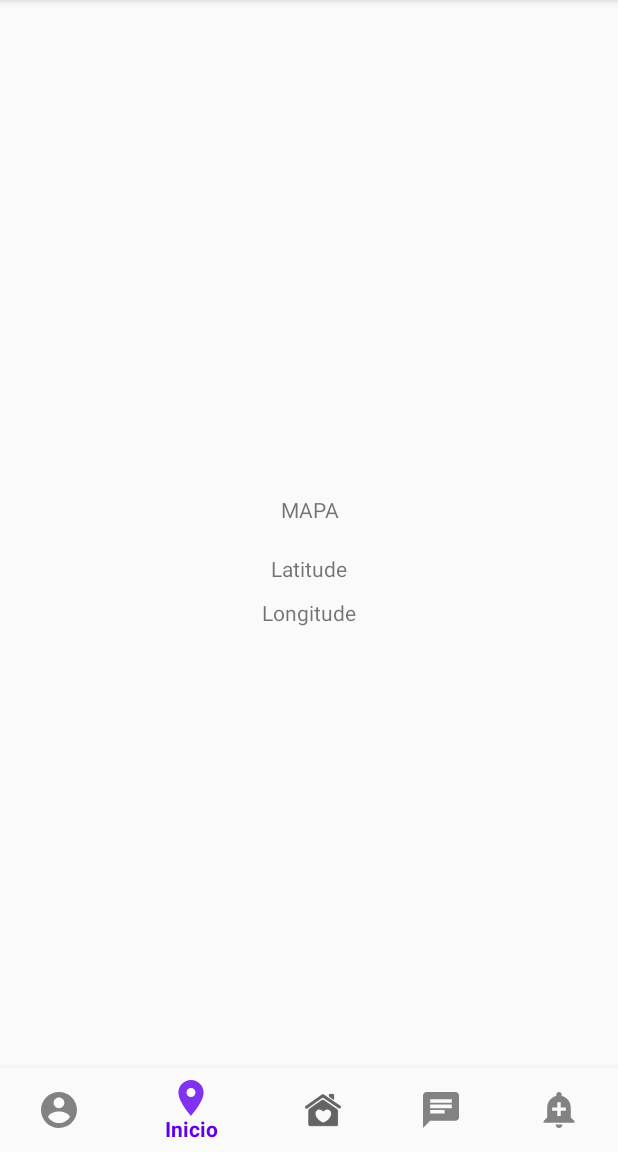
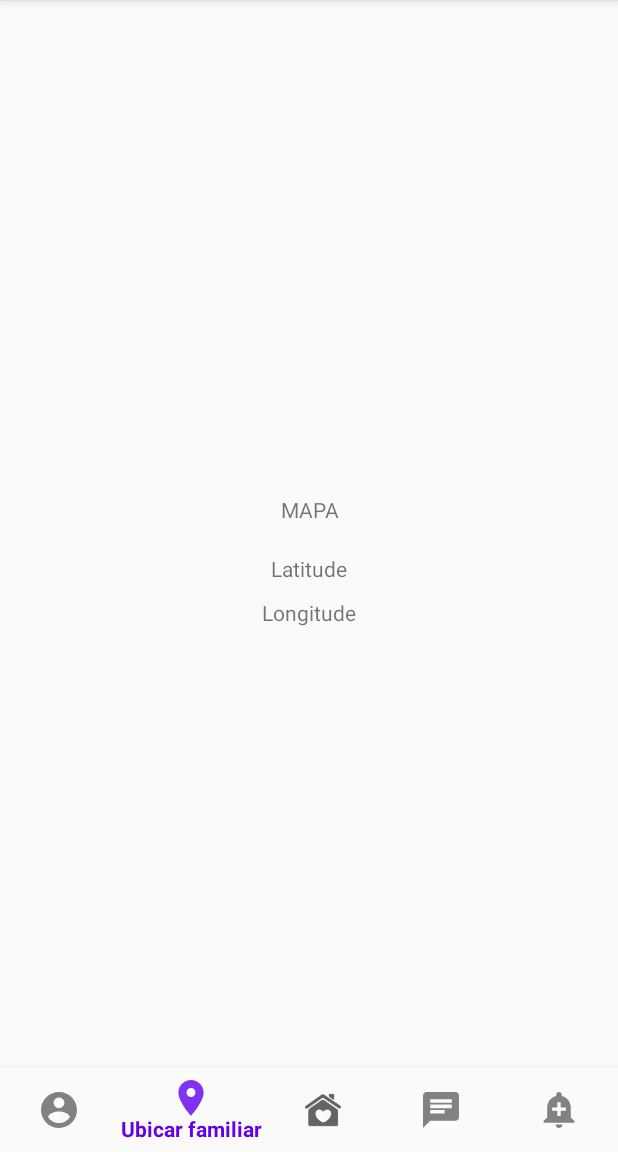
Before and after one commit to johanespino9/familyconnect-app, an Android app: the screen it shows after launch once a user with an empty profile is signed in (HomeActivity), item 2 of the bottom bar chosen, on a phone screen of 412 x 824 dp, the part 84-1236 px from its top. Run offline under Robolectric (Android 15) with nearby library versions, the light colour scheme and no system bars; our stand-ins replace Firebase (no records; nobody signed in at launch, a user with empty details on screens opened directly); 1 statement that could not run was skipped.

Commit message:
[MOD]varios archivos

```diff
--- a/app/src/main/java/com/johanespino/familyconnect/AddUserGroup.java
+++ b/app/src/main/java/com/johanespino/familyconnect/Activities/AddUserGroup.java
@@ -1,4 +1,4 @@
-package com.johanespino.familyconnect;
+package com.johanespino.familyconnect.Activities;
 
 import androidx.annotation.NonNull;
 import androidx.appcompat.app.AppCompatActivity;
@@ -7,7 +7,6 @@ import android.content.Intent;
 import android.content.SharedPreferences;
 import android.os.Bundle;
 import android.view.View;
-import android.widget.Button;
 import android.widget.EditText;
 import android.widget.ImageButton;
 import android.widget.Toast;
@@ -20,6 +19,7 @@ import com.google.firebase.auth.AuthResult;
 import com.google.firebase.auth.FirebaseAuth;
 import com.google.firebase.auth.FirebaseUser;
 import com.google.firebase.firestore.FirebaseFirestore;
+import com.johanespino.familyconnect.R;
 
 import java.util.HashMap;
 import java.util.Map;
--- a/app/src/main/java/com/johanespino/familyconnect/GroupAddActivity.java
+++ b/app/src/main/java/com/johanespino/familyconnect/Activities/GroupAddActivity.java
@@ -1,14 +1,12 @@
-package com.johanespino.familyconnect;
+package com.johanespino.familyconnect.Activities;
 
 import androidx.annotation.NonNull;
 import androidx.appcompat.app.AppCompatActivity;
 
 import android.content.Intent;
-import android.content.SharedPreferences;
 import android.os.Bundle;
 import android.view.View;
 import android.widget.EditText;
-import android.widget.TextView;
 import android.widget.Toast;
 
 import com.google.android.gms.tasks.OnCompleteListener;
@@ -17,6 +15,7 @@ import com.google.android.gms.tasks.Task;
 import com.google.android.material.floatingactionbutton.FloatingActionButton;
 import com.google.firebase.auth.FirebaseAuth;
 import com.google.firebase.firestore.FirebaseFirestore;
+import com.johanespino.familyconnect.R;
 
 import java.util.HashMap;
 
--- a/app/src/main/java/com/johanespino/familyconnect/MainActivity.kt
+++ b/app/src/main/java/com/johanespino/familyconnect/Activities/MainActivity.kt
@@ -1,8 +1,7 @@
-package com.johanespino.familyconnect
+package com.johanespino.familyconnect.Activities
 
 import android.content.Intent
 import android.os.Bundle
-import android.provider.AlarmClock.EXTRA_MESSAGE
 import android.util.Log
 import android.view.View
 import android.widget.Button
@@ -12,7 +11,8 @@ import androidx.appcompat.app.AppCompatActivity
 import com.google.firebase.auth.FirebaseAuth
 import com.google.firebase.auth.ktx.auth
 import com.google.firebase.ktx.Firebase
-import kotlinx.android.synthetic.main.activity_main.*
+import com.johanespino.familyconnect.R
+import com.johanespino.familyconnect.UserRegisterActivity
 
 
 class MainActivity : AppCompatActivity() {
--- a/app/src/main/java/com/johanespino/familyconnect/TypeAccount.kt
+++ b/app/src/main/java/com/johanespino/familyconnect/Activities/TypeAccount.kt
@@ -1,4 +1,4 @@
-package com.johanespino.familyconnect
+package com.johanespino.familyconnect.Activities
 
 import android.content.Intent
 import android.os.Bundle
@@ -6,6 +6,7 @@ import android.view.View
 import android.widget.Button
 import android.widget.TextView
 import androidx.appcompat.app.AppCompatActivity
+import com.johanespino.familyconnect.R
 
 class TypeAccount : AppCompatActivity() {
     lateinit var btnfree: Button
--- a/app/src/main/java/com/johanespino/familyconnect/PerfilUsuario.java
+++ b/app/src/main/java/com/johanespino/familyconnect/Fragments/PerfilUsuario.java
@@ -1,4 +1,4 @@
-package com.johanespino.familyconnect;
+package com.johanespino.familyconnect.Fragments;
 
 import android.os.Bundle;
 
@@ -7,6 +7,8 @@ import androidx.fragment.app.Fragment;
 import android.view.LayoutInflater;
 import android.view.View;
 import android.view.ViewGroup;
+
+import com.johanespino.familyconnect.R;
 
 public class PerfilUsuario extends Fragment {
 
--- a/app/src/main/java/com/johanespino/familyconnect/SplashTheme.java
+++ b/app/src/main/java/com/johanespino/familyconnect/SplashTheme.java
@@ -4,6 +4,8 @@ import android.content.Intent;
 import android.os.Bundle;
 
 import androidx.appcompat.app.AppCompatActivity;
+
+import com.johanespino.familyconnect.Activities.HomeActivity;
 
 public class SplashTheme extends AppCompatActivity {
     @Override
--- a/app/src/main/java/com/johanespino/familyconnect/UserRegisterActivity.kt
+++ b/app/src/main/java/com/johanespino/familyconnect/UserRegisterActivity.kt
@@ -12,7 +12,7 @@ import com.google.firebase.auth.FirebaseAuth
 import com.google.firebase.auth.ktx.auth
 import com.google.firebase.firestore.FirebaseFirestore
 import com.google.firebase.ktx.Firebase
-import kotlinx.android.synthetic.main.activity_user_register.*
+import com.johanespino.familyconnect.Activities.TypeAccount
 
 
 class UserRegisterActivity : AppCompatActivity() {
--- a/app/src/main/res/layout/activity_add_user_group.xml
+++ b/app/src/main/res/layout/activity_add_user_group.xml
@@ -6,7 +6,7 @@
     android:layout_height="match_parent"
     android:background="#FFF"
     android:padding="10dp"
-    tools:context=".AddUserGroup">
+    tools:context=".Activities.AddUserGroup">
 
     <LinearLayout
         android:layout_width="match_parent"
--- a/app/src/main/res/layout/activity_group_add.xml
+++ b/app/src/main/res/layout/activity_group_add.xml
@@ -7,7 +7,7 @@
     android:layout_gravity="center_horizontal"
     android:background="#FFF"
     android:padding="30dp"
-    tools:context=".GroupAddActivity">
+    tools:context=".Activities.GroupAddActivity">
 
     <TextView
         android:id="@+id/info"
--- a/app/src/main/res/layout/activity_main.xml
+++ b/app/src/main/res/layout/activity_main.xml
@@ -4,7 +4,7 @@
     xmlns:tools="http://schemas.android.com/tools"
     android:layout_width="match_parent"
     android:layout_height="match_parent"
-    tools:context="com.johanespino.familyconnect.MainActivity">
+    tools:context="com.johanespino.familyconnect.Activities.MainActivity">
 
     <LinearLayout
         android:id="@+id/login"
--- a/app/src/main/res/layout/activity_type_account.xml
+++ b/app/src/main/res/layout/activity_type_account.xml
@@ -6,7 +6,7 @@
     android:layout_width="match_parent"
     android:layout_height="match_parent"
     android:background="#FFFFFF"
-    tools:context=".TypeAccount">
+    tools:context=".Activities.TypeAccount">
 
     <TextView
         android:id="@+id/textView6"
--- a/app/src/main/res/layout/fragment_map.xml
+++ b/app/src/main/res/layout/fragment_map.xml
@@ -4,7 +4,7 @@
     xmlns:app="http://schemas.android.com/apk/res-auto"
     android:layout_width="match_parent"
     android:layout_height="match_parent"
-    tools:context=".MapFragment"
+    tools:context=".Fragments.MapFragment"
     android:layout_gravity="center"
     android:layout_centerVertical="true"
     android:layout_centerHorizontal="true">
--- a/app/src/main/res/layout/fragment_perfil_usuario.xml
+++ b/app/src/main/res/layout/fragment_perfil_usuario.xml
@@ -5,7 +5,7 @@
     android:layout_width="match_parent"
     android:layout_height="match_parent"
     android:background="#F1EBEB"
-    tools:context=".PerfilUsuario">
+    tools:context=".Fragments.PerfilUsuario">
 
 
     <ScrollView
@@ -251,6 +251,7 @@
                             android:orientation="vertical">
 
                             <ImageView
+
                                 android:layout_width="80dp"
                                 android:layout_height="80dp"
                                 android:layout_gravity="center_horizontal"
--- a/app/src/main/res/menu/menu_nav.xml
+++ b/app/src/main/res/menu/menu_nav.xml
@@ -3,24 +3,24 @@
     <item
         android:id="@+id/nav_profile"
         android:icon="@drawable/ic_profile"
-        android:title="Perfil"></item>
+        android:title="Perfil" />
     <item
-        android:id="@+id/nav_home"
+        android:id="@+id/nav_locate"
         android:icon="@drawable/ic_map"
-        android:title="Inicio"></item>
+        android:title="Ubicar familiar" />
     <item
         android:id="@+id/nav_mapa"
         android:icon="@drawable/birdhouse"
-        android:title="Mapa"></item>
+        android:title="Mapa" />
 
     <item
         android:id="@+id/nav_chat"
         android:icon="@drawable/ic_chat"
-        android:title="Chat"></item>
+        android:title="Chat" />
 
     <item
-        android:id="@+id/nav_users"
+        android:id="@+id/nav_alerts"
         android:icon="@drawable/alert"
-        android:title="Usuarios"></item>
+        android:title="Alertas" />
 
 </menu>
```
Also changed, not shown: app/src/main/AndroidManifest.xml (+5 -5 lines), app/src/main/java/com/johanespino/familyconnect/Activities/HomeActivity.kt (renamed from app/src/main/java/com/johanespino/familyconnect/HomeActivity.kt, +36 -28 lines), app/src/main/java/com/johanespino/familyconnect/Fragments/ListUserFragment.java (added, +34 -0 lines), app/src/main/java/com/johanespino/familyconnect/Fragments/MapFragment.kt (renamed from app/src/main/java/com/johanespino/familyconnect/MapFragment.kt, +3 -6 lines), app/src/main/res/layout/fragment_list_user.xml (added, +16 -0 lines).
